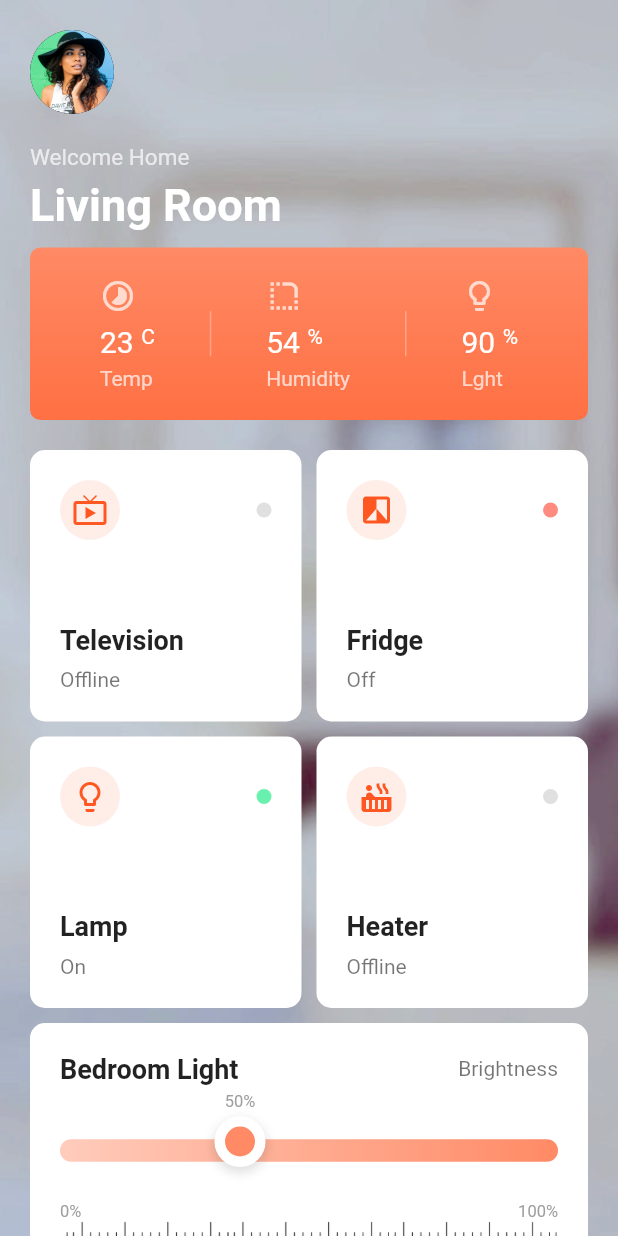
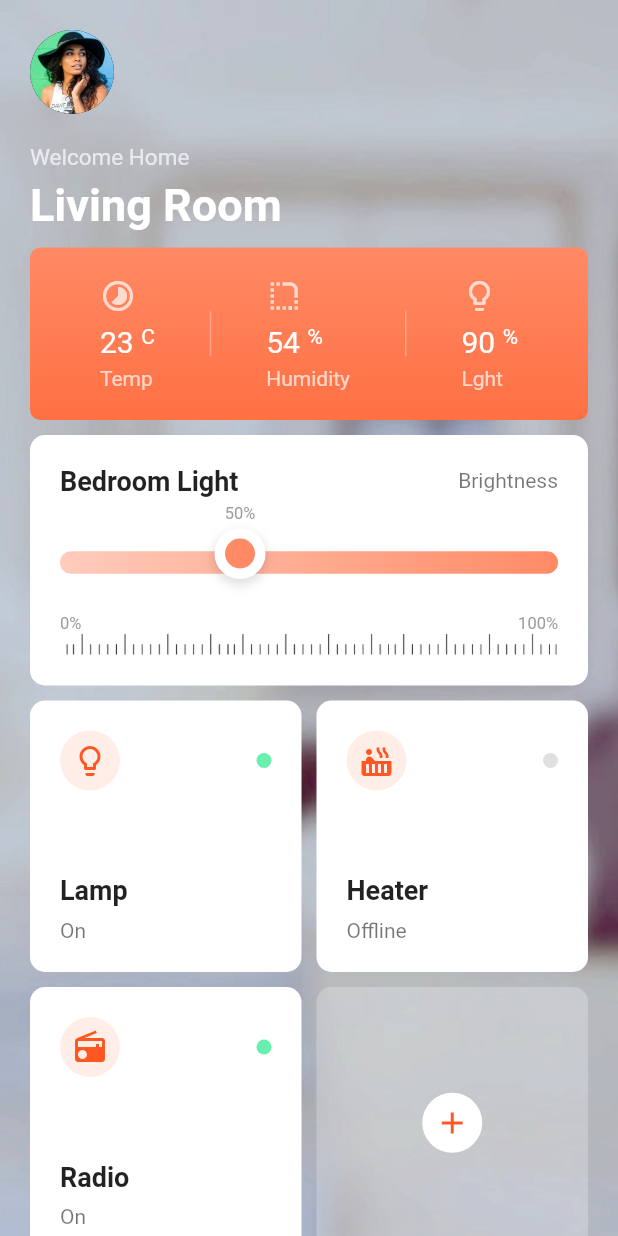
Before and after one commit to ctrleffive/home-automation-flutter-case-study, a Flutter app: the screen it shows after launch, on a phone screen of 412 x 824 dp. Run offline on Flutter 3.47's test engine with Material 2 defaults, Android fonts, the phone set to English and light mode, and no system bars.

```diff
--- a/lib/src/ui/home.dart
+++ b/lib/src/ui/home.dart
@@ -49,36 +49,6 @@ class Home extends StatelessWidget {
               child: Column(
                 children: <Widget>[
                   OverviewDetails(),
-                  GridView(
-                    physics: NeverScrollableScrollPhysics(),
-                    padding: EdgeInsets.only(top: 10, bottom: 10),
-                    gridDelegate: SliverGridDelegateWithFixedCrossAxisCount(
-                      crossAxisCount: 2,
-                      crossAxisSpacing: 10,
-                      mainAxisSpacing: 10,
-                    ),
-                    shrinkWrap: true,
-                    children: <Widget>[
-                      DeviceMini(
-                        icon: Icons.live_tv,
-                        itemName: 'Television',
-                      ),
-                      DeviceMini(
-                        icon: Icons.filter_b_and_w,
-                        itemName: 'Fridge',
-                        state: false,
-                      ),
-                      DeviceMini(
-                        icon: Icons.lightbulb_outline,
-                        itemName: 'Lamp',
-                        state: true,
-                      ),
-                      DeviceMini(
-                        icon: Icons.hot_tub,
-                        itemName: 'Heater',
-                      ),
-                    ],
-                  ),
                   DeviceAdjustable(
                     itemName: 'Bedroom Light',
                     sliderLabel: 'Brightness',
@@ -93,6 +63,15 @@ class Home extends StatelessWidget {
                     ),
                     shrinkWrap: true,
                     children: <Widget>[
+                      DeviceMini(
+                        icon: Icons.lightbulb_outline,
+                        itemName: 'Lamp',
+                        state: true,
+                      ),
+                      DeviceMini(
+                        icon: Icons.hot_tub,
+                        itemName: 'Heater',
+                      ),
                       DeviceMini(
                         icon: Icons.radio,
                         itemName: 'Radio',
```
Also changed, not shown: 2 other files.
